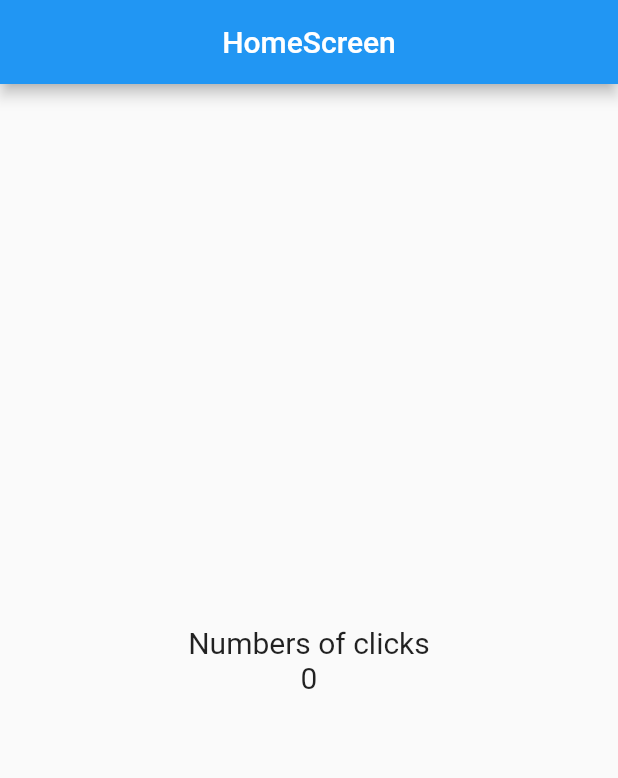
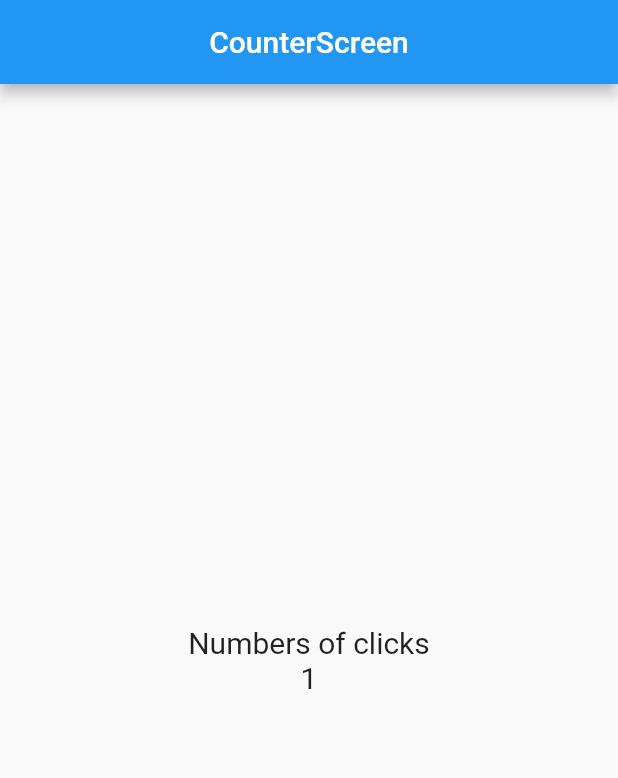
Before and after one commit to luisfdomontoya/counter_app, a Flutter app: the screen it shows after launch, after a tap on the "add" icon, on a phone screen of 412 x 824 dp. Shown: the top 778 px of the screen. Run offline on Flutter 3.47's test engine with Material 2 defaults, Android fonts, the phone set to English and light mode, and no system bars.

Commit message:
counter_screen.dart -- add StatefulWidget CounterScreen

```diff
--- a/lib/main.dart
+++ b/lib/main.dart
@@ -4,7 +4,8 @@ import 'package:flutter/material.dart';
 // ====== IMPORTACIONES DE TERCEROS ======
 
 // ====== IMPORTACIONES PROPIAS ======
-import 'package:counter_app/screens/home_screen.dart';
+// import 'package:counter_app/screens/home_screen.dart';
+import 'package:counter_app/screens/counter_screen.dart';
 
 void main() {
   runApp(const MyApp());
@@ -17,7 +18,8 @@ class MyApp extends StatelessWidget {
   Widget build(BuildContext context) {
     return const MaterialApp(
       debugShowCheckedModeBanner: false,
-      home: HomeScreen(),
+      // home: HomeScreen(),
+      home: CounterScreen(),
     );
   }
 }
--- /dev/null
+++ b/lib/screens/counter_screen.dart
@@ -0,0 +1,44 @@
+import 'package:flutter/material.dart';
+
+class CounterScreen extends StatefulWidget {
+  const CounterScreen({super.key});
+
+  @override
+  State<CounterScreen> createState() => _CounterScreenState();
+}
+
+class _CounterScreenState extends State<CounterScreen> {
+  int counter = 0;
+
+  @override
+  Widget build(BuildContext context) {
+    const fontsize20 = TextStyle(fontSize: 20);
+    return Scaffold(
+      appBar: AppBar(
+        centerTitle: true,
+        title: const Text('CounterScreen'),
+      ),
+      body: Center(
+        child: Column(
+          mainAxisAlignment: MainAxisAlignment.center,
+          children: <Widget>[
+            const Text(
+              'Numbers of clicks',
+              style: fontsize20,
+            ),
+            Text(
+              '$counter',
+              style: fontsize20,
+            ),
+          ],
+        ),
+      ),
+      floatingActionButton: FloatingActionButton(
+        child: const Icon(Icons.add),
+        onPressed: () {
+          setState(() => counter++);
+        },
+      ),
+    );
+  }
+}
```
